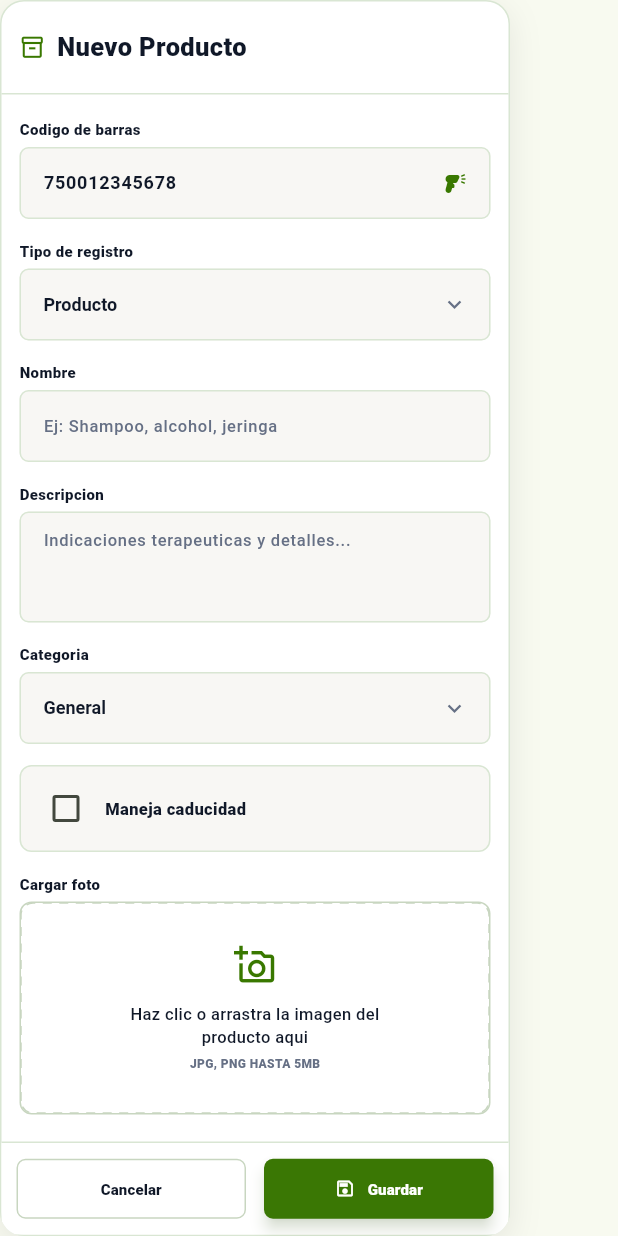
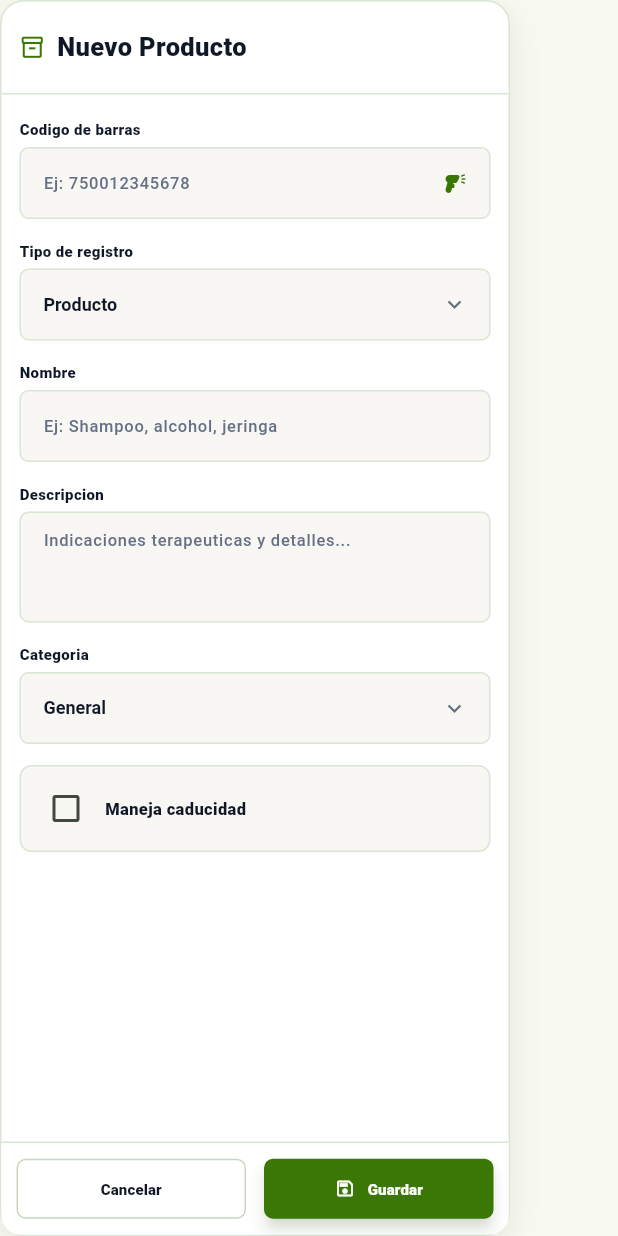
Before and after one commit to Noelhsa/angelesur, a Flutter app: the MenuCartaCatalogoProducto widget shown alone on an empty page, opened directly with empty values, on a phone screen of 412 x 824 dp. Run offline on Flutter 3.47's test engine with Material 3 defaults, Android fonts, the phone set to English and light mode, and no system bars; our stand-ins replace file_picker, pdf, shared_preferences; accounts and stored records are empty; network calls fail; Roboto replaces fonts that are missing (Arial).

Commit message:
se quito campo de fotos y codigo de barras

```diff
--- a/lib/ui/interfaces/menu_carta_catalogo_producto.dart
+++ b/lib/ui/interfaces/menu_carta_catalogo_producto.dart
@@ -34,8 +34,11 @@ class MenuCartaCatalogoProducto extends StatefulWidget {
 }
 
 class _MenuCartaCatalogoProductoState extends State<MenuCartaCatalogoProducto> {
-  final TextEditingController _codigoController =
-      TextEditingController(text: '750012345678');
+  // ==========================================================================
+  // CONTROLADORES
+  // ==========================================================================
+
+  final TextEditingController _codigoController = TextEditingController();
 
   final TextEditingController _nombreController = TextEditingController();
 
@@ -48,6 +51,10 @@ class _MenuCartaCatalogoProductoState extends State<MenuCartaCatalogoProducto> {
 
   final TextEditingController _dosisCantidadController =
       TextEditingController();
+
+  // ==========================================================================
+  // ESTADO DEL FORMULARIO
+  // ==========================================================================
 
   String _claseSeleccionada = 'Producto';
   String _tipoSeleccionado = 'Producto';
@@ -62,6 +69,10 @@ class _MenuCartaCatalogoProductoState extends State<MenuCartaCatalogoProducto> {
   bool _manejaCaducidad = false;
   bool _requiereReceta = false;
 
+  // ==========================================================================
+  // DISPOSE
+  // ==========================================================================
+
   @override
   void dispose() {
     _codigoController.dispose();
@@ -73,6 +84,10 @@ class _MenuCartaCatalogoProductoState extends State<MenuCartaCatalogoProducto> {
 
     super.dispose();
   }
+
+  // ==========================================================================
+  // INTERFAZ
+  // ==========================================================================
 
   @override
   Widget build(BuildContext context) {
@@ -106,10 +121,19 @@ class _MenuCartaCatalogoProductoState extends State<MenuCartaCatalogoProducto> {
       ),
       child: Column(
         children: [
+          // ==================================================================
+          // ENCABEZADO
+          // ==================================================================
+
           _EncabezadoNuevoMedicamento(
             onCerrar: widget.onCerrar,
             esMedicamento: esMedicamento,
           ),
+
+          // ==================================================================
+          // FORMULARIO
+          // ==================================================================
+
           Expanded(
             child: SingleChildScrollView(
               padding: const EdgeInsets.fromLTRB(
@@ -121,12 +145,25 @@ class _MenuCartaCatalogoProductoState extends State<MenuCartaCatalogoProducto> {
               child: Column(
                 crossAxisAlignment: CrossAxisAlignment.start,
                 children: [
+                  // ==========================================================
+                  // CÓDIGO DE BARRAS
+                  // ==========================================================
+
                   _CampoTextoCatalogo(
                     etiqueta: 'Codigo de barras',
                     controller: _codigoController,
+                    hintText: 'Ej: 750012345678',
                     suffixIcon: Icons.barcode_reader,
                   ),
-                  const SizedBox(height: 14),
+
+                  const SizedBox(
+                    height: 14,
+                  ),
+
+                  // ==========================================================
+                  // TIPO DE REGISTRO
+                  // ==========================================================
+
                   _CampoDropdownCatalogo(
                     etiqueta: 'Tipo de registro',
                     valor: _claseSeleccionada,
@@ -144,14 +181,21 @@ class _MenuCartaCatalogoProductoState extends State<MenuCartaCatalogoProducto> {
 
                         if (value == 'Medicamento') {
                           _tipoSeleccionado = 'Tableta';
+
                           _viaAdministracionSeleccionada = 'TABLETA';
+
                           _edadSeleccionada = 'GENERAL';
+
                           _dosisUnidadSeleccionada = 'mg';
+
                           _categoriaSeleccionada = 'Analgesicos';
+
                           _manejaCaducidad = true;
+
                           _requiereReceta = false;
                         } else {
                           _categoriaSeleccionada = 'General';
+
                           _manejaCaducidad = false;
                         }
 
@@ -159,7 +203,15 @@ class _MenuCartaCatalogoProductoState extends State<MenuCartaCatalogoProducto> {
                       });
                     },
                   ),
-                  const SizedBox(height: 14),
+
+                  const SizedBox(
+                    height: 14,
+                  ),
+
+                  // ==========================================================
+                  // NOMBRE
+                  // ==========================================================
+
                   _CampoTextoCatalogo(
                     etiqueta:
                         esMedicamento ? 'Nombre del medicamento' : 'Nombre',
@@ -168,14 +220,30 @@ class _MenuCartaCatalogoProductoState extends State<MenuCartaCatalogoProducto> {
                         ? 'Ej: Ibuprofeno 400mg'
                         : 'Ej: Shampoo, alcohol, jeringa',
                   ),
-                  const SizedBox(height: 14),
+
+                  const SizedBox(
+                    height: 14,
+                  ),
+
+                  // ==========================================================
+                  // DESCRIPCIÓN
+                  // ==========================================================
+
                   _CampoTextoCatalogo(
                     etiqueta: 'Descripcion',
                     controller: _descripcionController,
                     hintText: 'Indicaciones terapeuticas y detalles...',
                     maxLines: 3,
                   ),
-                  const SizedBox(height: 14),
+
+                  const SizedBox(
+                    height: 14,
+                  ),
+
+                  // ==========================================================
+                  // PRODUCTO / MEDICAMENTO
+                  // ==========================================================
+
                   if (esMedicamento)
                     Row(
                       children: [
@@ -208,7 +276,9 @@ class _MenuCartaCatalogoProductoState extends State<MenuCartaCatalogoProducto> {
                             },
                           ),
                         ),
-                        const SizedBox(width: 12),
+                        const SizedBox(
+                          width: 12,
+                        ),
                         Expanded(
                           child: _CampoDropdownCatalogo(
                             etiqueta: 'Via de Admin',
@@ -255,7 +325,15 @@ class _MenuCartaCatalogoProductoState extends State<MenuCartaCatalogoProducto> {
                         });
                       },
                     ),
-                  const SizedBox(height: 14),
+
+                  const SizedBox(
+                    height: 14,
+                  ),
+
+                  // ==========================================================
+                  // MANEJA CADUCIDAD
+                  // ==========================================================
+
                   _OpcionCaducidadCatalogo(
                     value: _manejaCaducidad,
                     onChanged: (value) {
@@ -264,8 +342,15 @@ class _MenuCartaCatalogoProductoState extends State<MenuCartaCatalogoProducto> {
                       });
                     },
                   ),
+
+                  // ==========================================================
+                  // CAMPOS DE MEDICAMENTO
+                  // ==========================================================
+
                   if (esMedicamento) ...[
-                    const SizedBox(height: 14),
+                    const SizedBox(
+                      height: 14,
+                    ),
                     Row(
                       children: [
                         Expanded(
@@ -274,7 +359,9 @@ class _MenuCartaCatalogoProductoState extends State<MenuCartaCatalogoProducto> {
                             controller: _fechaController,
                           ),
                         ),
-                        const SizedBox(width: 12),
+                        const SizedBox(
+                          width: 12,
+                        ),
                         Expanded(
                           child: _CampoTextoCatalogo(
                             etiqueta: 'Principio Activo',
@@ -284,7 +371,9 @@ class _MenuCartaCatalogoProductoState extends State<MenuCartaCatalogoProducto> {
                         ),
                       ],
                     ),
-                    const SizedBox(height: 14),
+                    const SizedBox(
+                      height: 14,
+                    ),
                     _CampoDropdownCatalogo(
                       etiqueta: 'Edad',
                       valor: _edadSeleccionada,
@@ -304,7 +393,9 @@ class _MenuCartaCatalogoProductoState extends State<MenuCartaCatalogoProducto> {
                         });
                       },
                     ),
-                    const SizedBox(height: 14),
+                    const SizedBox(
+                      height: 14,
+                    ),
                     _OpcionRecetaCatalogo(
                       value: _requiereReceta,
                       onChanged: (value) {
@@ -313,7 +404,9 @@ class _MenuCartaCatalogoProductoState extends State<MenuCartaCatalogoProducto> {
                         });
                       },
                     ),
-                    const SizedBox(height: 14),
+                    const SizedBox(
+                      height: 14,
+                    ),
                     Row(
                       children: [
                         Expanded(
@@ -323,7 +416,9 @@ class _MenuCartaCatalogoProductoState extends State<MenuCartaCatalogoProducto> {
                             hintText: 'Ej: 500',
                           ),
                         ),
-                        const SizedBox(width: 12),
+                        const SizedBox(
+                          width: 12,
+                        ),
                         Expanded(
                           child: _CampoDropdownCatalogo(
                             etiqueta: 'Unidad',
@@ -354,14 +449,21 @@ class _MenuCartaCatalogoProductoState extends State<MenuCartaCatalogoProducto> {
                       ],
                     ),
                   ],
-                  const SizedBox(height: 14),
-                  const _AreaCargarFoto(),
+
+                  // ==========================================================
+                  // ERROR
+                  // ==========================================================
+
                   if (_error != null) ...[
-                    const SizedBox(height: 12),
+                    const SizedBox(
+                      height: 12,
+                    ),
                     Text(
                       _error!,
                       style: const TextStyle(
-                        color: Color(0xFFE02020),
+                        color: Color(
+                          0xFFE02020,
+                        ),
                         fontSize: 11,
                         fontWeight: FontWeight.w800,
                       ),
@@ -371,6 +473,11 @@ class _MenuCartaCatalogoProductoState extends State<MenuCartaCatalogoProducto> {
               ),
             ),
           ),
+
+          // ==================================================================
+          // BOTONES
+          // ==================================================================
+
           _AccionesNuevoMedicamento(
             onCancelar: widget.onCerrar,
             onGuardar: _guardarProducto,
@@ -380,6 +487,10 @@ class _MenuCartaCatalogoProductoState extends State<MenuCartaCatalogoProducto> {
       ),
     );
   }
+
+  // ==========================================================================
+  // GUARDAR PRODUCTO
+  // ==========================================================================
 
   void _guardarProducto() {
     final esMedicamento = _claseSeleccionada == 'Medicamento';
@@ -443,6 +554,10 @@ class _MenuCartaCatalogoProductoState extends State<MenuCartaCatalogoProducto> {
   }
 }
 
+// ============================================================================
+// ENCABEZADO
+// ============================================================================
+
 class _EncabezadoNuevoMedicamento extends StatelessWidget {
   final VoidCallback onCerrar;
   final bool esMedicamento;
@@ -475,7 +590,9 @@ class _EncabezadoNuevoMedicamento extends StatelessWidget {
             color: _verdeOscuro,
             size: 17,
           ),
-          const SizedBox(width: 8),
+          const SizedBox(
+            width: 8,
+          ),
           Expanded(
             child: Text(
               esMedicamento ? 'Nuevo Medicamento' : 'Nuevo Producto',
@@ -491,6 +608,10 @@ class _EncabezadoNuevoMedicamento extends StatelessWidget {
     );
   }
 }
+
+// ============================================================================
+// CAMPO TEXTO
+// ============================================================================
 
 class _CampoTextoCatalogo extends StatelessWidget {
   final String etiqueta;
@@ -528,6 +649,10 @@ class _CampoTextoCatalogo extends StatelessWidget {
     );
   }
 }
+
+// ============================================================================
+// MANEJA CADUCIDAD
+// ============================================================================
 
 class _OpcionCaducidadCatalogo extends StatelessWidget {
   final bool value;
@@ -571,7 +696,9 @@ class _OpcionCaducidadCatalogo extends StatelessWidget {
                 );
               },
             ),
-            const SizedBox(width: 6),
+            const SizedBox(
+              width: 6,
+            ),
             const Expanded(
               child: Text(
                 'Maneja caducidad',
@@ -588,6 +715,10 @@ class _OpcionCaducidadCatalogo extends StatelessWidget {
     );
   }
 }
+
+// ============================================================================
+// REQUIERE RECETA
+// ============================================================================
 
 class _OpcionRecetaCatalogo extends StatelessWidget {
   final bool value;
@@ -631,7 +762,9 @@ class _OpcionRecetaCatalogo extends StatelessWidget {
                 );
               },
             ),
-            const SizedBox(width: 6),
+            const SizedBox(
+              width: 6,
+            ),
             const Expanded(
               child: Text(
                 'Requiere receta',
@@ -648,6 +781,10 @@ class _OpcionRecetaCatalogo extends StatelessWidget {
     );
   }
 }
+
+// ============================================================================
+// FECHA
+// ============================================================================
 
 class _CampoFechaCatalogo extends StatelessWidget {
   final String etiqueta;
@@ -720,6 +857,10 @@ class _CampoFechaCatalogo extends StatelessWidget {
   }
 }
 
+// ============================================================================
+// DROPDOWN
+// ============================================================================
+
 class _CampoDropdownCatalogo extends StatelessWidget {
   final String etiqueta;
   final String valor;
@@ -769,6 +910,10 @@ class _CampoDropdownCatalogo extends StatelessWidget {
   }
 }
 
+// ============================================================================
+// CONTENEDOR DE CAMPO
+// ============================================================================
+
 class _ContenedorCampoCatalogo extends StatelessWidget {
   final String etiqueta;
   final Widget child;
@@ -791,7 +936,9 @@ class _ContenedorCampoCatalogo extends StatelessWidget {
             fontWeight: FontWeight.w800,
           ),
         ),
-        const SizedBox(height: 5),
+        const SizedBox(
+          height: 5,
+        ),
         ConstrainedBox(
           constraints: const BoxConstraints(
             minHeight: 38,
@@ -803,140 +950,9 @@ class _ContenedorCampoCatalogo extends StatelessWidget {
   }
 }
 
-class _AreaCargarFoto extends StatelessWidget {
-  const _AreaCargarFoto();
-
-  @override
-  Widget build(BuildContext context) {
-    return Column(
-      crossAxisAlignment: CrossAxisAlignment.start,
-      children: [
-        const Text(
-          'Cargar foto',
-          style: TextStyle(
-            color: _textoPrincipal,
-            fontSize: 10,
-            fontWeight: FontWeight.w800,
-          ),
-        ),
-        const SizedBox(height: 5),
-        Container(
-          height: 142,
-          width: double.infinity,
-          decoration: BoxDecoration(
-            color: Colors.white,
-            borderRadius: BorderRadius.circular(
-              8,
-            ),
-            border: Border.all(
-              color: const Color(
-                0xFFC8D6C0,
-              ),
-              width: 1,
-              style: BorderStyle.solid,
-            ),
-          ),
-          child: const CustomPaint(
-            painter: _DashedBorderPainter(),
-            child: Center(
-              child: Column(
-                mainAxisSize: MainAxisSize.min,
-                children: [
-                  Icon(
-                    Icons.add_a_photo_outlined,
-                    color: _verdeOscuro,
-                    size: 28,
-                  ),
-                  SizedBox(height: 12),
-                  Text(
-                    'Haz clic o arrastra la imagen del\nproducto aqui',
-                    textAlign: TextAlign.center,
-                    style: TextStyle(
-                      color: _textoPrincipal,
-                      fontSize: 11,
-                      height: 1.35,
-                      fontWeight: FontWeight.w500,
-                    ),
-                  ),
-                  SizedBox(height: 5),
-                  Text(
-                    'JPG, PNG HASTA 5MB',
-                    style: TextStyle(
-                      color: _textoSecundario,
-                      fontSize: 8,
-                      fontWeight: FontWeight.w800,
-                    ),
-                  ),
-                ],
-              ),
-            ),
-          ),
-        ),
-      ],
-    );
-  }
-}
-
-class _DashedBorderPainter extends CustomPainter {
-  const _DashedBorderPainter();
-
-  @override
-  void paint(
-    Canvas canvas,
-    Size size,
-  ) {
-    const double dashWidth = 6;
-    const double dashSpace = 5;
-
-    final paint = Paint()
-      ..color = const Color(
-        0xFFC8D6C0,
-      )
-      ..strokeWidth = 1
-      ..style = PaintingStyle.stroke;
-
-    final rect = RRect.fromRectAndRadius(
-      Offset.zero & size,
-      const Radius.circular(
-        8,
-      ),
-    );
-
-    final path = Path()
-      ..addRRect(
-        rect,
-      );
-
-    final metrics = path.computeMetrics();
-
-    for (final metric in metrics) {
-      double distance = 0;
-
-      while (distance < metric.length) {
-        final nextDistance = distance + dashWidth;
-
-        final extractPath = metric.extractPath(
-          distance,
-          nextDistance,
-        );
-
-        canvas.drawPath(
-          extractPath,
-          paint,
-        );
-
-        distance = nextDistance + dashSpace;
-      }
-    }
-  }
-
-  @override
-  bool shouldRepaint(
-    covariant CustomPainter oldDelegate,
-  ) {
-    return false;
-  }
-}
+// ============================================================================
+// BOTONES INFERIORES
+// ============================================================================
 
 class _AccionesNuevoMedicamento extends StatelessWidget {
   final VoidCallback onCancelar;
@@ -981,7 +997,9 @@ class _AccionesNuevoMedicamento extends StatelessWidget {
                 style: OutlinedButton.styleFrom(
                   foregroundColor: _textoPrincipal,
                   side: const BorderSide(
-                    color: Color(0xFFC8D6C0),
+                    color: Color(
+                      0xFFC8D6C0,
+                    ),
                     width: 1,
                   ),
                   shape: RoundedRectangleBorder(
@@ -1002,7 +1020,9 @@ class _AccionesNuevoMedicamento extends StatelessWidget {
             ),
           ),
 
-          const SizedBox(width: 12),
+          const SizedBox(
+            width: 12,
+          ),
 
           // ============================================================
           // GUARDAR
@@ -1056,6 +1076,10 @@ class _AccionesNuevoMedicamento extends StatelessWidget {
     );
   }
 }
+
+// ============================================================================
+// FUNCIONES AUXILIARES
+// ============================================================================
 
 String? _limpiar(
   String value,
@@ -1129,6 +1153,10 @@ String _formatoFechaVisible(
   return '$dia/$mes/${fecha.year}';
 }
 
+// ============================================================================
+// DECORACIÓN DE CAMPOS
+// ============================================================================
+
 InputDecoration _decoracionCampo({
   String? hintText,
   IconData? suffixIcon,
```
